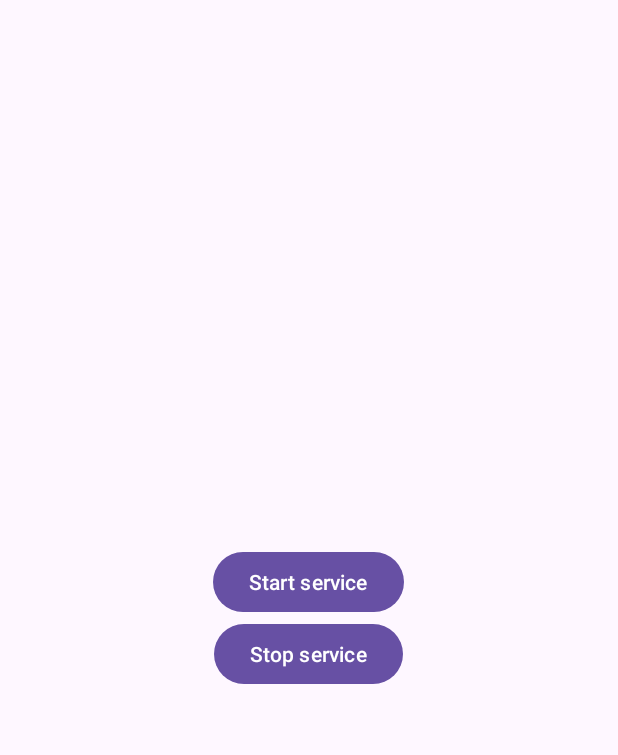
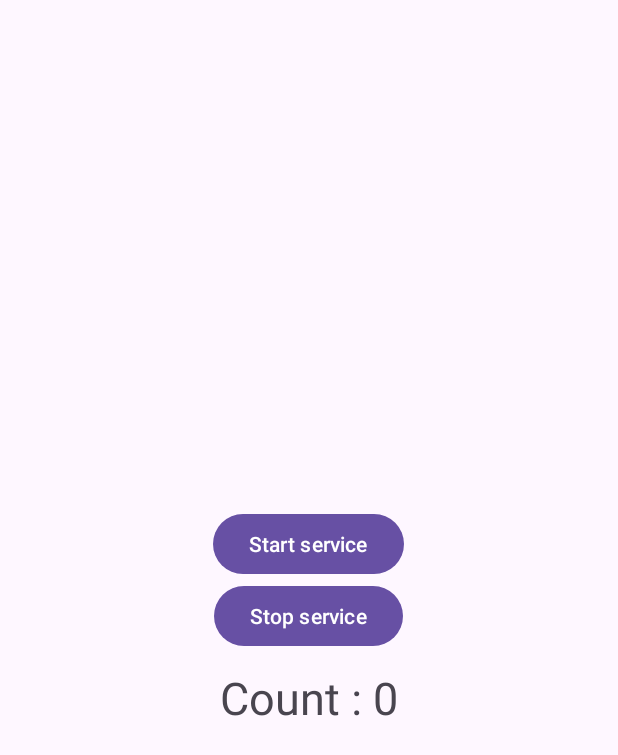
Before and after one commit to phamtanphat/ForegroundService19052023, an Android app: the screen it shows after launch (MainActivity), on a phone screen of 412 x 824 dp. Shown: the top 755 px of the screen. Run offline under Robolectric (Android 15) with nearby library versions, the phone set to English and light mode, and no system bars; 2 statements that could not run were skipped.

Commit message:
bound service

```diff
--- a/app/src/main/java/com/example/foregroundservice19052023/MainActivity.kt
+++ b/app/src/main/java/com/example/foregroundservice19052023/MainActivity.kt
@@ -1,15 +1,25 @@
 package com.example.foregroundservice19052023
 
+import android.content.ComponentName
+import android.content.Context
 import android.content.Intent
+import android.content.ServiceConnection
 import androidx.appcompat.app.AppCompatActivity
 import android.os.Bundle
+import android.os.Handler
+import android.os.IBinder
+import android.os.Looper
 import android.widget.Button
+import android.widget.TextView
 import android.widget.Toast
+import kotlinx.coroutines.delay
 
 class MainActivity : AppCompatActivity() {
 
     private var btnStartService: Button? = null
     private var btnStopService: Button? = null
+    private var tvCount: TextView? = null
+    private lateinit var myService: MyService
 
     override fun onCreate(savedInstanceState: Bundle?) {
         super.onCreate(savedInstanceState)
@@ -31,6 +41,7 @@ class MainActivity : AppCompatActivity() {
 
         btnStartService = findViewById(R.id.button_start_service)
         btnStopService = findViewById(R.id.button_stop_service)
+        tvCount = findViewById(R.id.text_view_count)
 
         btnStartService?.setOnClickListener {
             val intent = Intent(this@MainActivity, MyService::class.java)
@@ -42,4 +53,36 @@ class MainActivity : AppCompatActivity() {
             stopService(service)
         }
     }
+
+    override fun onStart() {
+        super.onStart()
+        Intent(this, MyService::class.java).also { intent ->
+            bindService(intent, connection, Context.BIND_AUTO_CREATE)
+        }
+    }
+
+    override fun onStop() {
+        super.onStop()
+        Intent(this, MyService::class.java).also { intent ->
+            unbindService(connection)
+        }
+    }
+
+    private val connection = object : ServiceConnection {
+
+        override fun onServiceConnected(className: ComponentName, service: IBinder) {
+            // We've bound to LocalService, cast the IBinder and get LocalService instance.
+            myService = (service as MyService.MyBinder).getService()
+            Handler(Looper.getMainLooper()).postDelayed(object : Runnable {
+                override fun run() {
+                    tvCount?.text = "Count: ${myService.getCount()}"
+                    Handler(Looper.getMainLooper()).postDelayed(this, 1000)
+                }
+            }, 1000)
+        }
+
+        override fun onServiceDisconnected(arg0: ComponentName) {
+
+        }
+    }
 }
--- a/app/src/main/java/com/example/foregroundservice19052023/MyService.kt
+++ b/app/src/main/java/com/example/foregroundservice19052023/MyService.kt
@@ -128,4 +128,8 @@ class MyService : Service() {
             }
         }
     }
+
+    fun getCount(): Int {
+        return count
+    }
 }
--- a/app/src/main/res/layout/activity_main.xml
+++ b/app/src/main/res/layout/activity_main.xml
@@ -1,23 +1,30 @@
 <?xml version="1.0" encoding="utf-8"?>
-<LinearLayout
-    xmlns:android="http://schemas.android.com/apk/res/android"
+<LinearLayout xmlns:android="http://schemas.android.com/apk/res/android"
     xmlns:app="http://schemas.android.com/apk/res-auto"
     xmlns:tools="http://schemas.android.com/tools"
     android:layout_width="match_parent"
     android:layout_height="match_parent"
+    android:gravity="center"
     android:orientation="vertical"
-    android:gravity="center"
     tools:context=".MainActivity">
 
     <Button
         android:id="@+id/button_start_service"
-        android:text="Start service"
         android:layout_width="wrap_content"
-        android:layout_height="wrap_content" />
+        android:layout_height="wrap_content"
+        android:text="Start service" />
 
     <Button
         android:id="@+id/button_stop_service"
-        android:text="Stop service"
         android:layout_width="wrap_content"
-        android:layout_height="wrap_content" />
+        android:layout_height="wrap_content"
+        android:text="Stop service" />
+
+    <TextView
+        android:id="@+id/text_view_count"
+        android:layout_width="wrap_content"
+        android:layout_height="wrap_content"
+        android:layout_marginTop="10dp"
+        android:text="Count : 0"
+        android:textSize="30sp" />
 </LinearLayout>
```
